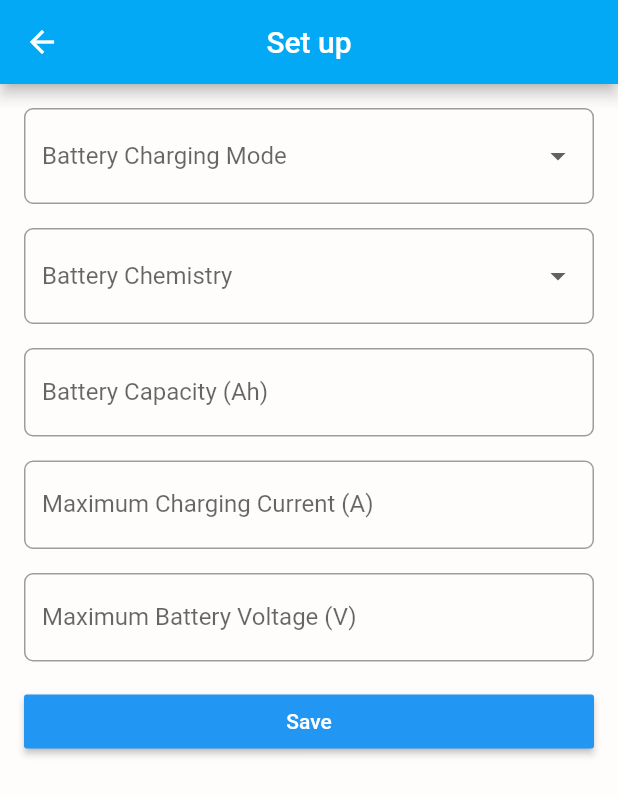
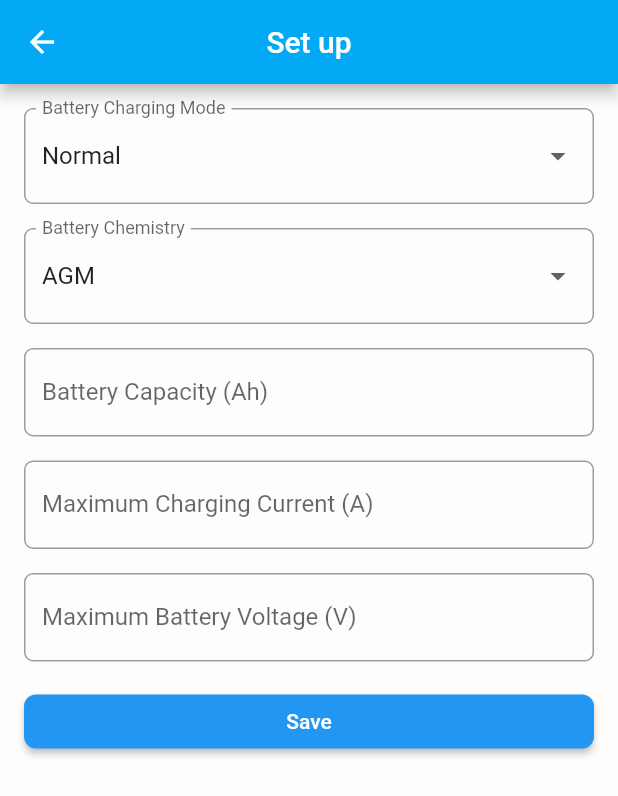
Before and after one commit to avikorat/battery, a Flutter app: the screen it shows after launch, item 3 of the bottom bar chosen, after a tap on "Setup", on a phone screen of 412 x 824 dp. Shown: the top 796 px of the screen. Run offline on Flutter 3.47's test engine with Material 2 defaults, Android fonts, the phone set to English and light mode, and no system bars; our stand-ins replace flutter_bloc, flutter_blue_plus, hive, syncfusion_flutter_gauges; accounts and stored records are empty.

Commit message:
commit:           - main screen UI improved.           - dialogs added into setup screen.

```diff
--- a/lib/main.dart
+++ b/lib/main.dart
@@ -4,21 +4,26 @@ import 'package:battery/bloc/loading/loading_bloc.dart';
 import 'package:battery/bloc/parse_data/parse_data_bloc.dart';
 import 'package:battery/bloc/service/service_bloc.dart';
 import 'package:battery/bloc/tab/tab_service_bloc.dart';
+import 'package:battery/utils/constants.dart';
 import 'package:battery/utils/routes.dart';
 import 'package:flutter/material.dart';
 import 'package:flutter_bloc/flutter_bloc.dart';
 import 'package:hive/hive.dart';
+import 'package:path_provider/path_provider.dart';
 
 void main() async {
-  var path = Directory.current.path;
-   Hive.init(path);
+  WidgetsFlutterBinding.ensureInitialized();
+  var appDocumentDirectory = await getApplicationDocumentsDirectory();
+  var path = appDocumentDirectory.path;
+  Hive.init(path);
+  BOX = await Hive.openBox(SETUP);
   runApp(MultiBlocProvider(providers: [
     BlocProvider<TabServiceBloc>(
         create: (BuildContext context) => TabServiceBloc()),
     BlocProvider<ServiceBloc>(create: (BuildContext context) => ServiceBloc()),
     BlocProvider<ParseDataBloc>(
         create: (BuildContext context) => ParseDataBloc()),
-        BlocProvider<LoadingBloc>(create: (BuildContext context) => LoadingBloc())
+    BlocProvider<LoadingBloc>(create: (BuildContext context) => LoadingBloc())
   ], child: const MyApp()));
 }
 
--- a/lib/screen/home_screen.dart
+++ b/lib/screen/home_screen.dart
@@ -68,7 +68,7 @@ class _HomeScreenState extends State<HomeScreen> {
                 snapshot.connectionState == BluetoothState.on ? 0 : 1));
             if (snapshot.connectionState == BluetoothState.on) {
               FlutterBluePlus.instance.scan(
-                  scanMode: ScanMode.lowPower, timeout: Duration(seconds: 10));
+                  scanMode: ScanMode.lowPower, timeout: const Duration(seconds: 10));
             }
           } else {
             context.read<TabServiceBloc>().add(UpdateTabList(0));
--- a/lib/screen/settings.dart
+++ b/lib/screen/settings.dart
@@ -19,6 +19,11 @@ class Settings extends StatefulWidget {
 }
 
 class _SettingsState extends State<Settings> {
+  @override
+  void initState() {
+    super.initState();
+  }
+
   @override
   Widget build(BuildContext context) {
     return Scaffold(
@@ -42,13 +47,21 @@ class _SettingsState extends State<Settings> {
                         var box = await Hive.openBox(SETUP);
                         if (box.isNotEmpty) {
                           var data = box.get(SETUP);
+                          print(data);
+                          Navigator.push(
+                              context,
+                              MaterialPageRoute(
+                                builder: (context) => Setup(data: data),
+                              ));
+                          context.read<LoadingBloc>().add(Loading(false));
+                        } else {
+                          Navigator.push(
+                              context,
+                              MaterialPageRoute(
+                                builder: (context) => Setup(data: []),
+                              ));
+                          context.read<LoadingBloc>().add(Loading(false));
                         }
-                        Navigator.push(
-                            context,
-                            MaterialPageRoute(
-                              builder: (context) => Setup(),
-                            ));
-                        context.read<LoadingBloc>().add(Loading(false));
                       },
                       child: const Material(
                         borderRadius: BorderRadius.all(Radius.circular(5)),
--- a/lib/screen/setup.dart
+++ b/lib/screen/setup.dart
@@ -5,12 +5,15 @@ import 'package:battery/bloc/tab/tab_service_bloc.dart';
 import 'package:battery/bloc/tab/tab_service_events.dart';
 import 'package:battery/screen/main_screen.dart';
 import 'package:battery/utils/constants.dart';
+import 'package:battery/utils/utils.dart';
 import 'package:flutter/material.dart';
 import 'package:flutter_bloc/flutter_bloc.dart';
 import 'package:hive/hive.dart';
 
 class Setup extends StatefulWidget {
-  const Setup({Key? key}) : super(key: key);
+  List<String> data = [];
+
+  Setup({Key? key, required this.data}) : super(key: key);
 
   @override
   State<Setup> createState() => _SetupState();
@@ -42,6 +45,21 @@ class _SetupState extends State<Setup> {
   }
 
   @override
+  void initState() {
+    if (widget.data.isNotEmpty) {
+      _chargingMode = widget.data[0];
+      _batteryChemistry = widget.data[1];
+      _batteryCapacity = widget.data[2];
+      _maxChargingCurrent = widget.data[3];
+      _maxBatteryVoltage = widget.data[4];
+    } else {
+      _chargingMode = "Normal";
+      _batteryChemistry = "AGM";
+    }
+    super.initState();
+  }
+
+  @override
   Widget build(BuildContext context) {
     return Scaffold(
         appBar: AppBar(
@@ -60,26 +78,14 @@ class _SetupState extends State<Setup> {
           padding: const EdgeInsets.symmetric(horizontal: 16, vertical: 16),
           child: BlocBuilder<LoadingBloc, bool>(builder: (context, state) {
             return state
-                ? Center(
-                    child: Material(
-                      elevation: 10,
-                      shape: OutlineInputBorder(
-                          borderRadius: BorderRadius.all(Radius.circular(12))),
-                      child: SizedBox(
-                          height: 50,
-                          child: Column(
-                            children: [
-                              Text("Saving Battery Parameters"),
-                              CircularProgressIndicator(),
-                            ],
-                          )),
-                    ),
+                ? const Center(
+                    child:CircularProgressIndicator(),
                   )
                 : Form(
                     key: _formKey,
                     child: Column(children: [
                       DropdownButtonFormField<String>(
-                        value: _chargingMode,
+                        value: _chargingMode ?? 'Normal',
                         onChanged: (value) {
                           setState(() {
                             _chargingMode = value;
@@ -111,7 +117,7 @@ class _SetupState extends State<Setup> {
                       ),
                       _spacing(),
                       DropdownButtonFormField<String>(
-                        value: _batteryChemistry,
+                        value: _batteryChemistry ?? "AGM",
                         onChanged: (value) {
                           setState(() {
                             _batteryChemistry = value;
@@ -140,6 +146,7 @@ class _SetupState extends State<Setup> {
                       _spacing(),
                       TextFormField(
                         keyboardType: TextInputType.number,
+                        initialValue: _batteryCapacity ?? '',
                         decoration: const InputDecoration(
                             labelText: 'Battery Capacity (Ah)',
                             focusColor: Colors.white,
@@ -159,6 +166,7 @@ class _SetupState extends State<Setup> {
                       _spacing(),
                       TextFormField(
                         keyboardType: TextInputType.number,
+                        initialValue: _maxChargingCurrent ?? '',
                         decoration: const InputDecoration(
                             labelText: 'Maximum Charging Current (A)',
                             focusColor: Colors.white,
@@ -178,6 +186,7 @@ class _SetupState extends State<Setup> {
                       _spacing(),
                       TextFormField(
                         keyboardType: TextInputType.number,
+                        initialValue: _maxBatteryVoltage ?? '',
                         decoration: const InputDecoration(
                             labelText: 'Maximum Battery Voltage (V)',
                             focusColor: Colors.white,
@@ -245,6 +254,7 @@ class _SetupState extends State<Setup> {
                           color: Colors.blue,
                           textColor: Colors.white,
                           child: Center(child: Text("Save")),
+                          shape: RoundedRectangleBorder(borderRadius: BorderRadius.circular(8)),
                           onPressed: (() {
                             if (_formKey.currentState!.validate()) {
                               _onSaveTapped(
@@ -266,7 +276,21 @@ class _SetupState extends State<Setup> {
       required String batteryCapacity,
       required String maxBatteryVoltage,
       required String maxChargingCurrent}) async {
+
+// loading state on
     context.read<LoadingBloc>().add(Loading(true));
+
+// showing dialog box
+    DialogBox(
+      context: context,
+      Title: "Saving Battery Parameters",
+      widget: SizedBox(
+        width: 20,
+        height: 40,
+        child: CircularProgressIndicator()),
+    );
+
+// sorting and setting data for the bluetooth
     int _chemVal = items.indexOf(batteryChemistry);
     int _batteryVal = batteryMode.indexOf(chargingMode);
     double _batteryCapa = double.parse(batteryCapacity);
@@ -278,6 +302,7 @@ class _SetupState extends State<Setup> {
         "C:0:$_chemVal;C:1:$_batteryVal;C:2:$batteryCapacity;C:3:$maxBatteryVoltage;C:4:$maxChargingCurrent;C:50:$total;C:55:0";
     List<String> elements = incomingData.split(";");
 
+// sending data to bluetooth
     try {
       for (int i = 0; i < elements.length; i++) {
         List<String> elm = elements[i].split(":");
@@ -297,11 +322,16 @@ class _SetupState extends State<Setup> {
         maxChargingCurrent,
         maxBatteryVoltage
       ];
+
+// adding data to hive
       await box.put(SETUP, setUpData);
       var dtaa = box.get(SETUP);
+// loader stop
       context.read<LoadingBloc>().add(Loading(false));
+      Navigator.pop(context);
+      Navigator.pop(context);
       context.read<TabServiceBloc>().add(UpdateTabList(0));
-      Navigator.pop(context);
+
     } catch (e) {
       print(e);
     }
--- a/lib/utils/constants.dart
+++ b/lib/utils/constants.dart
@@ -1,3 +1,4 @@
 const String SERVICE = "0xFFE0";
 const String CHARACTERISTIC = "0xFFE1";
 const String SETUP = "setUp";
+var BOX;
--- a/lib/utils/routes.dart
+++ b/lib/utils/routes.dart
@@ -10,5 +10,5 @@ var customRoutes = <String, WidgetBuilder>{
   '/bluetooth': (context) => BluetoothOffScreen(),
   '/settings': (context) => Settings(),
   '/mainScreen': (context) => MainScreen(),
-  '/setup': (context) => Setup(),
+  '/setup': (context) => Setup(data: []),
 };
--- a/pubspec.yaml
+++ b/pubspec.yaml
@@ -38,6 +38,8 @@ dependencies:
   bloc: ^8.1.1
   flutter_blue_plus: ^1.4.0
   hive: ^2.2.3
+  syncfusion_flutter_gauges: ^21.1.38
+  path_provider: 2.0.2
 
 dev_dependencies:
   flutter_test:
```
Also changed, not shown: lib/screen/main_screen.dart (+77 -9 lines), lib/utils/utils.dart (+36 -1 lines), pubspec.lock, 1 other file.
